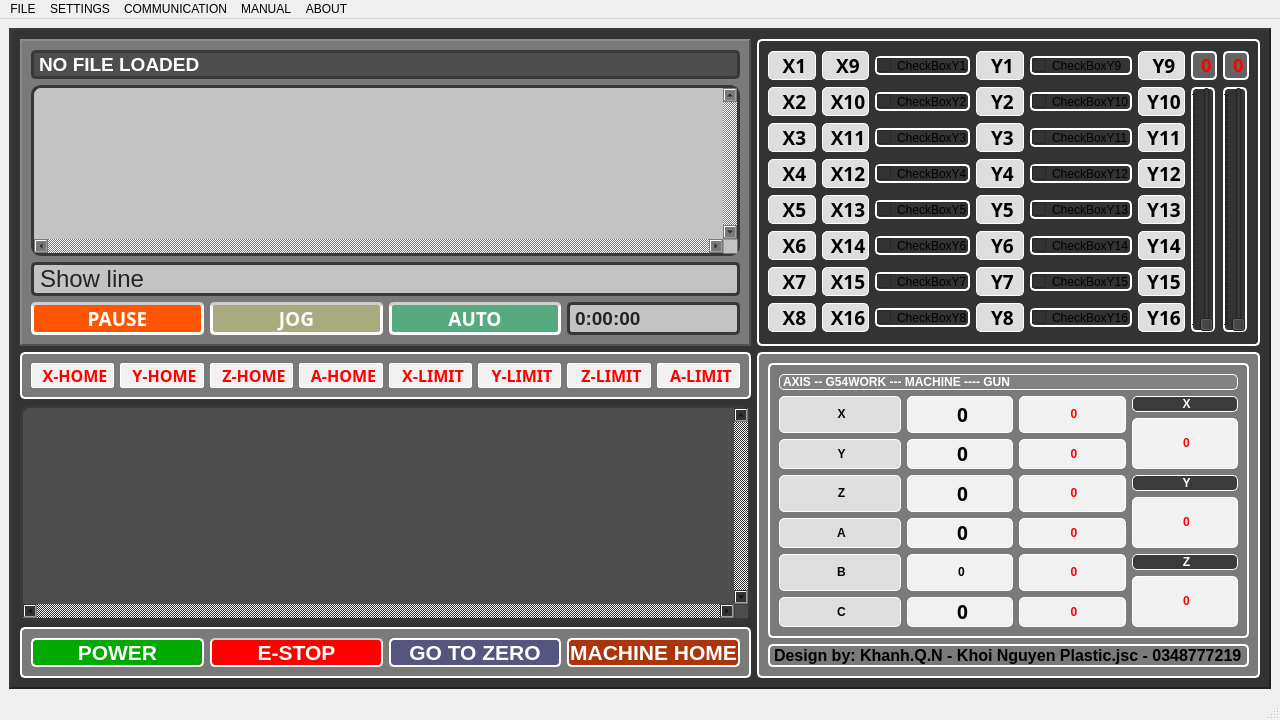
Above: QtPaintingChair/workWindow.ui from NguyenKhanh2101993/Painting_Chair_Robot_ver02 before the change. Below: the same form after it.
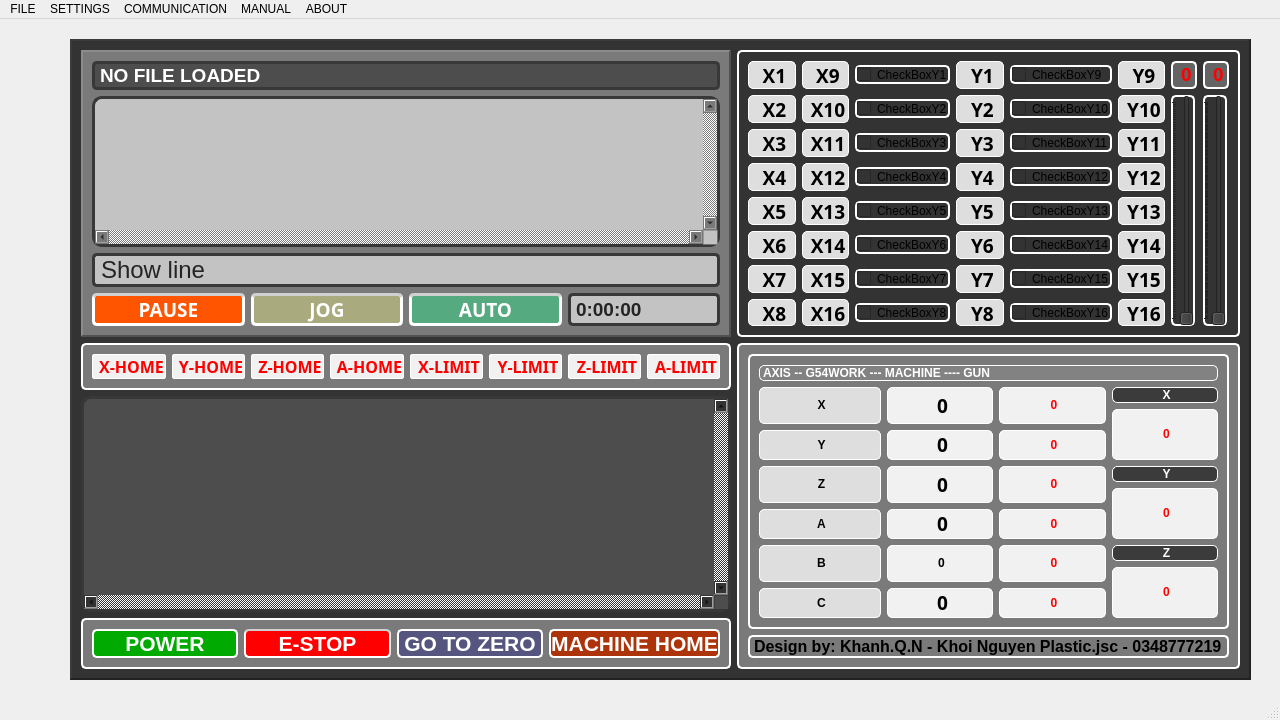
That is the form after the change. Icons and pictures are not drawn.

Patch:
```diff
--- a/QtPaintingChair/workWindow.ui
+++ b/QtPaintingChair/workWindow.ui
@@ -11,11 +11,20 @@
    </rect>
   </property>
   <property name="sizePolicy">
-   <sizepolicy hsizetype="Preferred" vsizetype="Preferred">
+   <sizepolicy hsizetype="Fixed" vsizetype="Fixed">
     <horstretch>0</horstretch>
     <verstretch>0</verstretch>
    </sizepolicy>
   </property>
+  <property name="maximumSize">
+   <size>
+    <width>1280</width>
+    <height>720</height>
+   </size>
+  </property>
+  <property name="tabletTracking">
+   <bool>false</bool>
+  </property>
   <property name="windowTitle">
    <string>RoyalRobotics - Khoi Nguyen Plastic.jsc - Automatic Painting Machine</string>
   </property>
@@ -23,13 +32,22 @@
    <iconset>
     <normaloff>Robot.ico</normaloff>Robot.ico</iconset>
   </property>
+  <property name="autoFillBackground">
+   <bool>true</bool>
+  </property>
   <widget class="QWidget" name="centralwidget">
-   <layout class="QGridLayout" name="gridLayout_4">
-    <item row="0" column="0">
      <widget class="QFrame" name="frame0">
       <property name="enabled">
        <bool>true</bool>
       </property>
+    <property name="geometry">
+     <rect>
+      <x>70</x>
+      <y>20</y>
+      <width>1181</width>
+      <height>641</height>
+     </rect>
+    </property>
       <property name="sizePolicy">
        <sizepolicy hsizetype="Expanding" vsizetype="Expanding">
         <horstretch>0</horstretch>
@@ -2143,8 +2161,6 @@
        </item>
       </layout>
      </widget>
-    </item>
-   </layout>
   </widget>
   <widget class="QMenuBar" name="menubar">
    <property name="geometry">
```
Left out of the diff: 682 changed lines with no effect on the pictures. Lines whose indentation alone changed are shown as unchanged.
